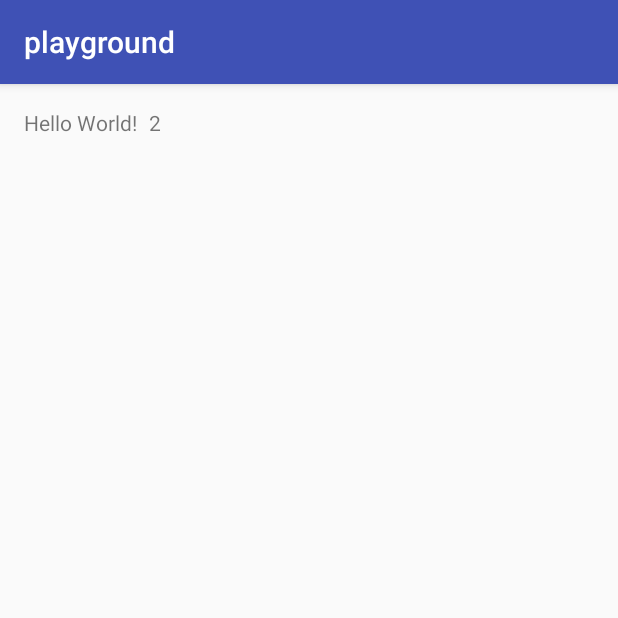
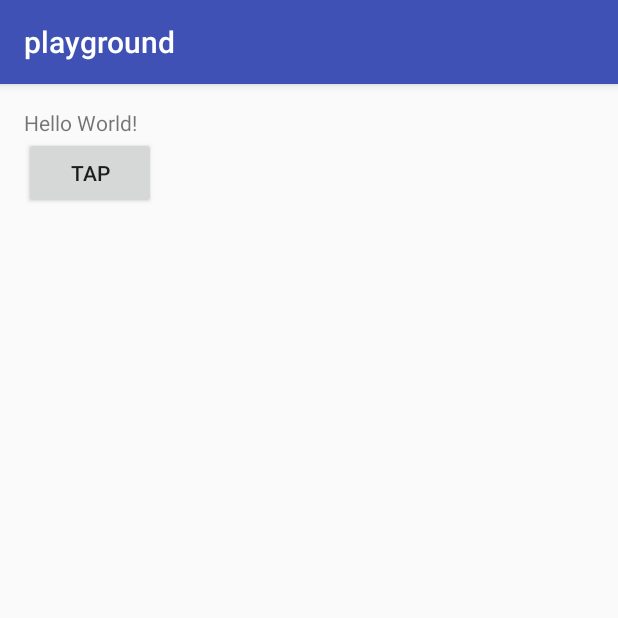
Before and after one commit to pawelByszewski/kotlin-pre-adv, an Android app: the screen it shows after launch (MainActivity before the commit, OldMainActivity after it), on a phone screen of 412 x 824 dp, the top half of it. Run offline under Robolectric (Android 15) with nearby library versions, the phone set to English and light mode, and no system bars.

```diff
--- a/playground/src/main/AndroidManifest.xml
+++ b/playground/src/main/AndroidManifest.xml
@@ -8,7 +8,7 @@
         android:label="@string/app_name"
         android:supportsRtl="true"
         android:theme="@style/AppTheme" >
-        <activity android:name=".MainActivity" >
+        <activity android:name=".OldMainActivity" >
             <intent-filter>
                 <action android:name="android.intent.action.MAIN" />
 
--- /dev/null
+++ b/playground/src/main/java/eu/softisland/kotlin/playground/Calculator.kt
@@ -0,0 +1,19 @@
+package eu.softisland.kotlin.playground
+
+
+class Calculator {
+
+    var listener: (() -> Unit)? = null
+
+    fun calculate() {
+        if(listener != null) {
+            val thread = object : Thread() {
+                override fun run() {
+                    sleep(4000)
+                    listener!!()
+                }
+            }
+            thread.start()
+        }
+    }
+}
--- a/playground/src/main/java/eu/softisland/kotlin/playground/MainActivity.kt
+++ b/playground/src/main/java/eu/softisland/kotlin/playground/MainActivity.kt
@@ -10,46 +10,54 @@ import android.os.Bundle
 import android.os.Vibrator
 import android.os.storage.StorageManager
 import android.support.v4.app.Fragment
+import android.widget.Button
 import android.widget.TextView
 import kotlin.properties.ReadOnlyProperty
 import kotlin.reflect.KProperty
 
 class MainActivity : AppCompatActivity() {
 
-    val audioManager: AudioManager by bindService(Context.AUDIO_SERVICE)
+//    val audioManager: AudioManager by bindService(Context.AUDIO_SERVICE)
+    val calculator = Calculator()
 
     override fun onCreate(savedInstanceState: Bundle?) {
         super.onCreate(savedInstanceState)
         setContentView(R.layout.activity_main)
-        (findViewById(R.id.ringerMode) as TextView).text = "${audioManager.ringerMode}"
+//        val label = findViewById(R.id.ringerMode) as TextView
+//        label.text = "${audioManager.ringerMode}"
+//
+//        val button = findViewById(R.id.button) as Button
+//        button.setOnClickListener { label.text = "clicked" }
+        calculator.listener = { Settings.isEnabled = true }
+        calculator.calculate()
     }
 }
 
-
-public fun <V> Activity.bindService(serviceName: String)
-        : ReadOnlyProperty<Activity, V> = fetchService(serviceName, Activity::getSystemService)
-
-private fun Fragment.serviceBinder(serviceName: String): Any {
-    return activity.getSystemService(serviceName)
-}
-
-@Suppress("UNCHECKED_CAST")
-private fun <T, V> fetchService(serviceName: String, binder: T.(String) -> Any)
-        = Lazy { t: T, desc -> t.binder(serviceName) as V? ?: viewNotFound(serviceName, desc) }
-
-private fun viewNotFound(serviceName: String, desc: KProperty<*>): Nothing =
-        throw IllegalStateException("System service $serviceName for '${desc.name}' not found.")
-
-// Like Kotlin's lazy delegate but the initializer gets the target and metadata passed to it
-private class Lazy<T, V>(private val initializer: (T, KProperty<*>) -> V) : ReadOnlyProperty<T, V> {
-    private object EMPTY
-    private var value: Any? = EMPTY
-
-    override fun getValue(thisRef: T, property: KProperty<*>): V {
-        if (value == EMPTY) {
-            value = initializer(thisRef, property)
-        }
-        @Suppress("UNCHECKED_CAST")
-        return value as V
-    }
-}
+//
+//public fun <V> Activity.bindService(serviceName: String)
+//        : ReadOnlyProperty<Activity, V> = fetchService(serviceName, Activity::getSystemService)
+//
+//private fun Fragment.serviceBinder(serviceName: String): Any {
+//    return activity.getSystemService(serviceName)
+//}
+//
+//@Suppress("UNCHECKED_CAST")
+//private fun <T, V> fetchService(serviceName: String, binder: T.(String) -> Any)
+//        = Lazy { t: T, desc -> t.binder(serviceName) as V? ?: viewNotFound(serviceName, desc) }
+//
+//private fun viewNotFound(serviceName: String, desc: KProperty<*>): Nothing =
+//        throw IllegalStateException("System service $serviceName for '${desc.name}' not found.")
+//
+//// Like Kotlin's lazy delegate but the initializer gets the target and metadata passed to it
+//private class Lazy<T, V>(private val initializer: (T, KProperty<*>) -> V) : ReadOnlyProperty<T, V> {
+//    private object EMPTY
+//    private var value: Any? = EMPTY
+//
+//    override fun getValue(thisRef: T, property: KProperty<*>): V {
+//        if (value == EMPTY) {
+//            value = initializer(thisRef, property)
+//        }
+//        @Suppress("UNCHECKED_CAST")
+//        return value as V
+//    }
+//}
--- /dev/null
+++ b/playground/src/main/java/eu/softisland/kotlin/playground/OldMainActivity.java
@@ -0,0 +1,30 @@
+package eu.softisland.kotlin.playground;
+
+import android.os.Bundle;
+import android.os.Handler;
+import android.support.v7.app.AppCompatActivity;
+import android.view.View;
+import android.widget.Button;
+import android.widget.TextView;
+
+import kotlin.Unit;
+import kotlin.jvm.functions.Function0;
+
+public class OldMainActivity extends AppCompatActivity {
+
+    Calculator calculator = new Calculator();
+
+    @Override
+    public void onCreate(Bundle savedInstanceState) {
+        super.onCreate(savedInstanceState);
+        setContentView(R.layout.activity_main);
+        calculator.setListener(new Function0<Unit>() {
+            @Override
+            public Unit invoke() {
+                Settings.INSTANCE.setEnabled(true);
+                return null;
+            }
+        });
+        calculator.calculate();
+    }
+}
--- /dev/null
+++ b/playground/src/main/java/eu/softisland/kotlin/playground/Settings.kt
@@ -0,0 +1,6 @@
+package eu.softisland.kotlin.playground
+
+
+object Settings {
+    var isEnabled: Boolean = false
+}
--- a/playground/src/main/res/layout/activity_main.xml
+++ b/playground/src/main/res/layout/activity_main.xml
@@ -22,4 +22,13 @@
         android:layout_height="wrap_content"
         android:paddingLeft="8dp"
         android:layout_toRightOf="@+id/textView" />
+
+    <Button
+        android:id="@+id/button"
+        android:layout_width="wrap_content"
+        android:layout_height="wrap_content"
+        android:text="Tap"
+        android:layout_below="@+id/textView"
+        android:layout_alignParentLeft="true"
+        android:layout_alignParentStart="true" />
 </RelativeLayout>
```
